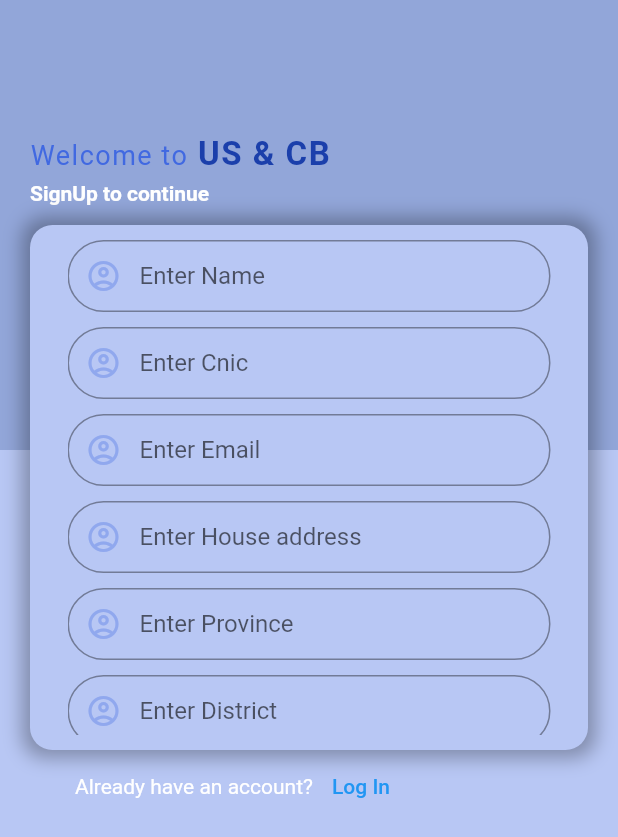
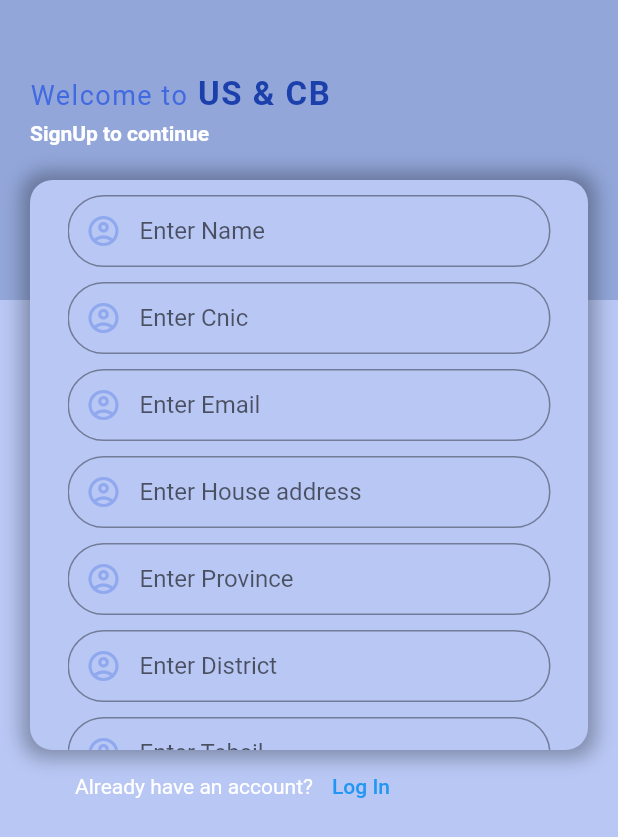
Before and after one commit to Tuqeer-meer-code/flutter_copied, a Flutter app: the screen it shows after launch, on a phone screen of 412 x 824 dp. Shown: the top 837 px of the screen. Run offline on Flutter 3.47's test engine with Material 2 defaults, Android fonts, the phone set to English and light mode, and no system bars.

Commit message:
validated form

```diff
--- a/lib/screens/signup.dart
+++ b/lib/screens/signup.dart
@@ -2,7 +2,6 @@ import 'package:flutter/material.dart';
 import 'package:uscb/screens/mainscreen.dart';
 import 'login.dart';
 import 'pallete.dart';
-
 class signupScreen extends StatefulWidget {
   @override
   _signupScreenState createState() => _signupScreenState();
@@ -22,9 +21,9 @@ class _signupScreenState extends State<signupScreen> {
               right: 0,
               left: 0,
               child: Container(
-                height: 300,
+                height: 200,
                 child: Container(
-                  padding: EdgeInsets.only(top: 90, left: 20),
+                  padding: EdgeInsets.only(top: 50, left: 20),
                   color: Color(0xFF3b5999).withOpacity(.30),
                   child: Column(
                     crossAxisAlignment: CrossAxisAlignment.start,
@@ -58,10 +57,10 @@ class _signupScreenState extends State<signupScreen> {
                 ),
               )),
           Positioned(
-              top: 150,
+              top: 120,
               child: Container(
-                padding: EdgeInsets.all(10.0),
-                  height: 350,
+                padding: EdgeInsets.only(top: 10,left: 10,right: 10),
+                  height: 380,
                   width: MediaQuery.of(context).size.width - 40,
                   margin: EdgeInsets.symmetric(horizontal: 20),
                   decoration: BoxDecoration(
@@ -74,9 +73,10 @@ class _signupScreenState extends State<signupScreen> {
                             spreadRadius: 5)
                       ]),
                   child: Padding(
-                    padding: EdgeInsets.only(left: 15.0,right: 15.0, bottom: MediaQuery.of(context).viewInsets.bottom),
+                    padding: EdgeInsets.only(left: 15.0,right: 15.0, ),
 
                     child: Form(
+
                       key: _formkey,
                       child: SingleChildScrollView(
                         child: Column(
@@ -160,13 +160,13 @@ class _signupScreenState extends State<signupScreen> {
 Widget textfield(String title){
   return
   TextFormField(
-
     validator: (String value){
       if(value.isEmpty){
         return "Required";
       }
     },
     decoration: InputDecoration(
+errorStyle: TextStyle(letterSpacing: 1,color: Colors.white,fontSize: 14,),
 
       prefixIcon: Icon(
         Icons.account_circle_outlined,
@@ -178,6 +178,7 @@ Widget textfield(String title){
       ),
       contentPadding: EdgeInsets.all(10.0),
       hintText: title,
+
     ),
   );
 
```
